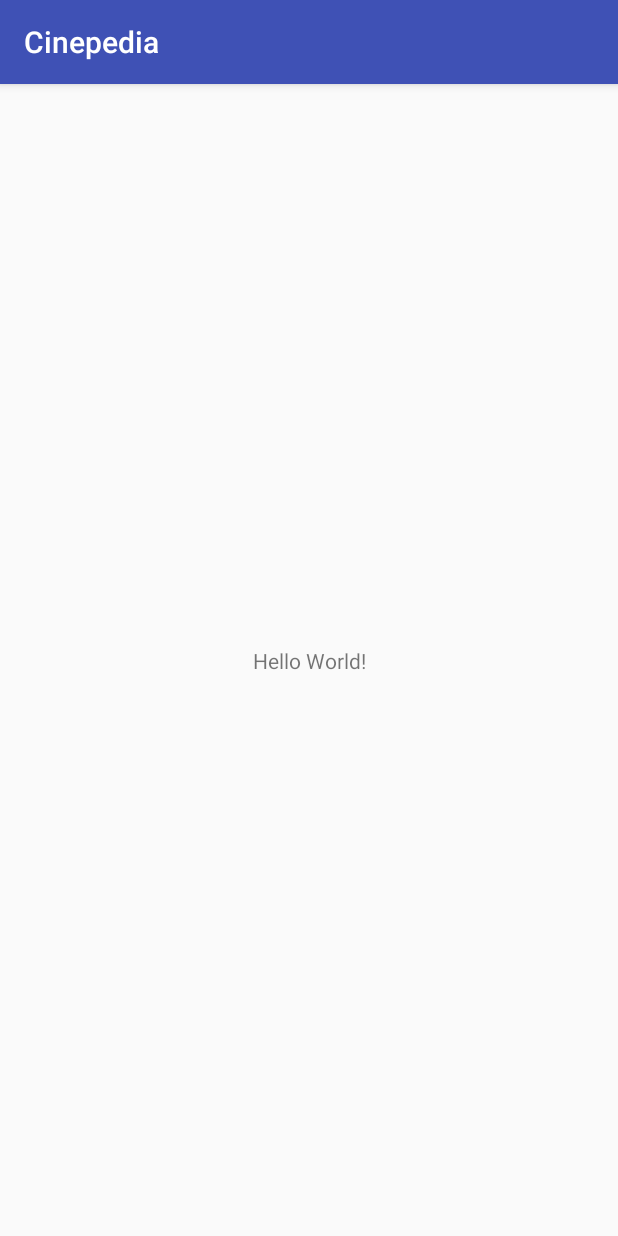
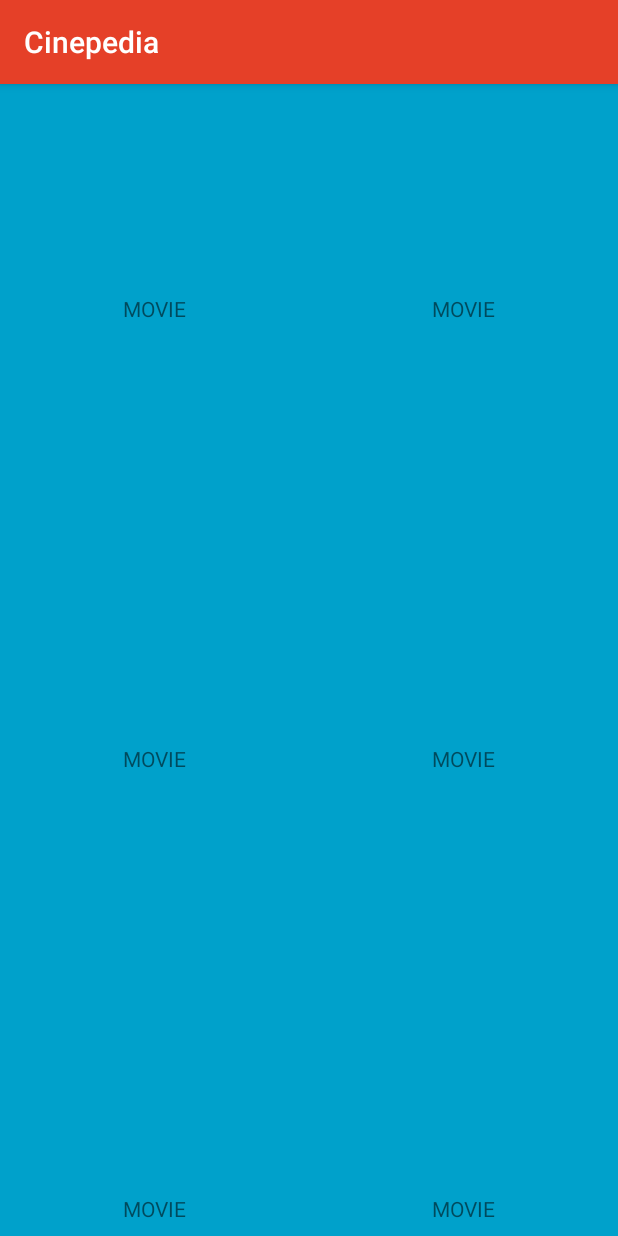
Before and after one commit to pedrolopesme/cinepedia, an Android app: the screen it shows after launch (MainActivity), on a phone screen of 412 x 824 dp. Run offline under Robolectric (Android 15) with nearby library versions, the phone set to English and light mode, and no system bars.

Commit message:
Adding basic activity workflow: from the main to the item detail after movie press.

```diff
--- a/app/build.gradle
+++ b/app/build.gradle
@@ -25,6 +25,7 @@ dependencies {
         exclude group: 'com.android.support', module: 'support-annotations'
     })
     compile 'com.android.support:appcompat-v7:25.3.1'
+    compile 'com.android.support:recyclerview-v7:25.3.1'
     compile 'com.android.support.constraint:constraint-layout:1.0.2'
     testCompile 'junit:junit:4.12'
 }
--- a/app/src/main/AndroidManifest.xml
+++ b/app/src/main/AndroidManifest.xml
@@ -9,13 +9,14 @@
         android:roundIcon="@mipmap/ic_launcher_round"
         android:supportsRtl="true"
         android:theme="@style/AppTheme">
-        <activity android:name=".MainActivity">
+        <activity android:name=".activities.MainActivity">
             <intent-filter>
                 <action android:name="android.intent.action.MAIN" />
 
                 <category android:name="android.intent.category.LAUNCHER" />
             </intent-filter>
         </activity>
+        <activity android:name=".activities.MovieDetailActivity"></activity>
     </application>
 
 </manifest>
--- a/app/src/main/java/com/pedrolopesme/android/cinepedia/MainActivity.java
+++ /dev/null
@@ -1,13 +0,0 @@
-package com.pedrolopesme.android.cinepedia;
-
-import android.support.v7.app.AppCompatActivity;
-import android.os.Bundle;
-
-public class MainActivity extends AppCompatActivity {
-
-    @Override
-    protected void onCreate(Bundle savedInstanceState) {
-        super.onCreate(savedInstanceState);
-        setContentView(R.layout.activity_main);
-    }
-}
--- /dev/null
+++ b/app/src/main/java/com/pedrolopesme/android/cinepedia/activities/MainActivity.java
@@ -0,0 +1,59 @@
+package com.pedrolopesme.android.cinepedia.activities;
+
+import android.content.Context;
+import android.content.Intent;
+import android.support.v7.app.AppCompatActivity;
+import android.os.Bundle;
+import android.support.v7.widget.GridLayoutManager;
+import android.support.v7.widget.LinearLayoutManager;
+import android.support.v7.widget.RecyclerView;
+import android.widget.Toast;
+
+import com.pedrolopesme.android.cinepedia.R;
+import com.pedrolopesme.android.cinepedia.adapters.MoviesRecyclerViewAdapter;
+import com.pedrolopesme.android.cinepedia.clickListeners.MovieItemClickListener;
+
+public class MainActivity extends AppCompatActivity implements MovieItemClickListener {
+
+    private static final int NUM_LIST_ITEMS = 100;
+    private static final int NUM_COLUMNS = 2;
+
+    // Movies Recycler View
+    private RecyclerView mMoviesRecyclerView;
+
+    // Movies Recycler View Adapter
+    private MoviesRecyclerViewAdapter mMoviesRecyclerViewAdapter;
+
+    @Override
+    protected void onCreate(Bundle savedInstanceState) {
+        super.onCreate(savedInstanceState);
+        setContentView(R.layout.activity_main);
+
+        GridLayoutManager layoutManager = new GridLayoutManager(this, NUM_COLUMNS);
+        mMoviesRecyclerViewAdapter = new MoviesRecyclerViewAdapter(NUM_LIST_ITEMS, this);
+
+        mMoviesRecyclerView = (RecyclerView) findViewById(R.id.rc_movies);
+        mMoviesRecyclerView.setLayoutManager(layoutManager);
+        mMoviesRecyclerView.setHasFixedSize(false);
+        mMoviesRecyclerView.setAdapter(mMoviesRecyclerViewAdapter);
+    }
+
+    @Override
+    public void onMovieItemClick(String movieName) {
+        openMovieDetailActivity(movieName);
+    }
+
+    /**
+     * Open Movie Item Detail
+     *
+     * @param movieName
+     */
+    protected void openMovieDetailActivity(String movieName) {
+        Context context = MainActivity.this;
+        Class destination = MovieDetailActivity.class;
+        Intent startActivityIntent = new Intent(context, destination);
+
+        startActivityIntent.putExtra(Intent.EXTRA_TEXT, movieName);
+        startActivity(startActivityIntent);
+    }
+}
--- /dev/null
+++ b/app/src/main/java/com/pedrolopesme/android/cinepedia/adapters/MoviesRecyclerViewAdapter.java
@@ -0,0 +1,88 @@
+package com.pedrolopesme.android.cinepedia.adapters;
+
+import android.content.Context;
+import android.support.v7.widget.RecyclerView;
+import android.util.Log;
+import android.view.LayoutInflater;
+import android.view.View;
+import android.view.ViewGroup;
+import android.widget.TextView;
+
+import com.pedrolopesme.android.cinepedia.R;
+import com.pedrolopesme.android.cinepedia.clickListeners.MovieItemClickListener;
+
+/**
+ * Recycler View Adapater responsible to load new Movies to the
+ * main grid
+ */
+public class MoviesRecyclerViewAdapter extends RecyclerView.Adapter<MoviesRecyclerViewAdapter.MovieViewHolder> {
+
+    // Log tag description
+    String logTag = this.getClass().getSimpleName();
+
+    // Number of items
+    private int mItemsNumber;
+
+    // Click Listener
+    private final MovieItemClickListener mOnClickListener;
+
+    /**
+     * MoviesRecyclerViewAdapter
+     *
+     * @param itemsNumber number of items
+     * @param listener click listener
+     */
+    public MoviesRecyclerViewAdapter(int itemsNumber, MovieItemClickListener listener) {
+        mItemsNumber = itemsNumber;
+        mOnClickListener = listener;
+    }
+
+    @Override
+    public MovieViewHolder onCreateViewHolder(ViewGroup parent, int viewType) {
+        Context context = parent.getContext();
+        int movieItemLayoutId = R.layout.movie_item;
+        LayoutInflater inflater = LayoutInflater.from(context);
+        boolean shouldAttachImmediatelyToParent = false;
+
+        View view = inflater.inflate(movieItemLayoutId, parent, shouldAttachImmediatelyToParent);
+        MovieViewHolder viewHolder = new MovieViewHolder(view);
+        Log.d(logTag, "MoviesRecyclerViewAdapter onCreateViewHolder executed");
+        return viewHolder;
+    }
+
+    @Override
+    public void onBindViewHolder(MovieViewHolder holder, int position) {
+        Log.d(logTag, "MoviesRecyclerViewAdapter onBindViewHolder for position #" + position + " executed");
+    }
+
+    @Override
+    public int getItemCount() {
+        return mItemsNumber;
+    }
+
+    /**
+     * Caches children views
+     */
+    public class MovieViewHolder extends RecyclerView.ViewHolder implements View.OnClickListener {
+
+        // Log tag description
+        String logTag = this.getClass().getSimpleName();
+
+        // Will display movie name
+        TextView mMovieNameTextView;
+
+        public MovieViewHolder(View itemView) {
+            super(itemView);
+            mMovieNameTextView = (TextView) itemView.findViewById(R.id.tv_movie_name);
+            itemView.setOnClickListener(this);
+            Log.d(logTag, "View Holder Created");
+        }
+
+        @Override
+        public void onClick(View v) {
+            mOnClickListener.onMovieItemClick("Some movie clicked " + getAdapterPosition());
+            Log.d(logTag, "View Holder Clicked");
+        }
+    }
+
+}
--- /dev/null
+++ b/app/src/main/java/com/pedrolopesme/android/cinepedia/clickListeners/MovieItemClickListener.java
@@ -0,0 +1,8 @@
+package com.pedrolopesme.android.cinepedia.clickListeners;
+
+/**
+ * Movie Item Click Listener
+ */
+public interface MovieItemClickListener {
+    void onMovieItemClick(String movieName);
+}
--- a/app/src/main/res/layout/activity_main.xml
+++ b/app/src/main/res/layout/activity_main.xml
@@ -1,18 +1,13 @@
 <?xml version="1.0" encoding="utf-8"?>
-<android.support.constraint.ConstraintLayout xmlns:android="http://schemas.android.com/apk/res/android"
-    xmlns:app="http://schemas.android.com/apk/res-auto"
+<FrameLayout xmlns:android="http://schemas.android.com/apk/res/android"
     xmlns:tools="http://schemas.android.com/tools"
     android:layout_width="match_parent"
     android:layout_height="match_parent"
-    tools:context="com.pedrolopesme.android.cinepedia.MainActivity">
+    tools:context="com.pedrolopesme.android.cinepedia.activities.MainActivity">
 
-    <TextView
-        android:layout_width="wrap_content"
-        android:layout_height="wrap_content"
-        android:text="Hello World!"
-        app:layout_constraintBottom_toBottomOf="parent"
-        app:layout_constraintLeft_toLeftOf="parent"
-        app:layout_constraintRight_toRightOf="parent"
-        app:layout_constraintTop_toTopOf="parent" />
+    <android.support.v7.widget.RecyclerView
+        android:id="@+id/rc_movies"
+        android:layout_width="match_parent"
+        android:layout_height="match_parent"></android.support.v7.widget.RecyclerView>
 
-</android.support.constraint.ConstraintLayout>
+</FrameLayout>
--- /dev/null
+++ b/app/src/main/res/layout/movie_item.xml
@@ -0,0 +1,14 @@
+<?xml version="1.0" encoding="utf-8"?>
+<FrameLayout xmlns:android="http://schemas.android.com/apk/res/android"
+    android:layout_width="match_parent"
+    android:layout_height="300dp">
+
+    <TextView
+        android:id="@+id/tv_movie_name"
+        android:layout_width="match_parent"
+        android:layout_height="match_parent"
+        android:background="@color/colorAccent"
+        android:gravity="center"
+        android:text="MOVIE" />
+
+</FrameLayout>
--- a/app/src/main/res/values/colors.xml
+++ b/app/src/main/res/values/colors.xml
@@ -1,6 +1,6 @@
 <?xml version="1.0" encoding="utf-8"?>
 <resources>
-    <color name="colorPrimary">#3F51B5</color>
-    <color name="colorPrimaryDark">#303F9F</color>
-    <color name="colorAccent">#FF4081</color>
+    <color name="colorPrimary">#E54028</color>
+    <color name="colorPrimaryDark">#E54028</color>
+    <color name="colorAccent">#00A1CB</color>
 </resources>
```
Also changed, not shown: app/src/main/java/com/pedrolopesme/android/cinepedia/activities/MovieDetailActivity.java (added, +34 -0 lines), app/src/main/res/layout/activity_movie_detail.xml (added, +16 -0 lines), app/src/main/ic_launcher-web.png (added), app/src/main/res/mipmap-hdpi/ic_launcher.png, app/src/main/res/mipmap-mdpi/ic_launcher.png, app/src/main/res/mipmap-xhdpi/ic_launcher.png, app/src/main/res/mipmap-xxhdpi/ic_launcher.png, app/src/main/res/mipmap-xxxhdpi/ic_launcher.png, 1 other file.
